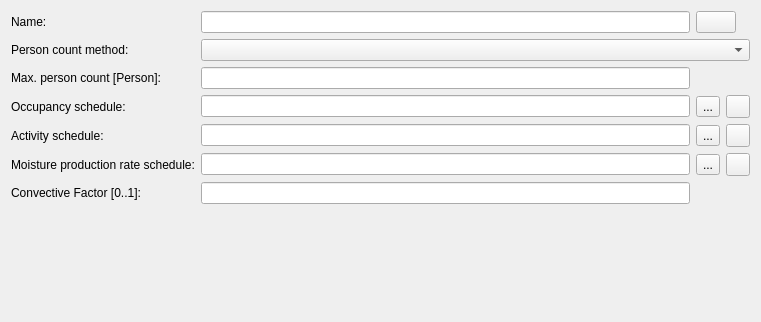
First picture: the form in SIM-VICUS/src/SVDBInternalLoadsPersonEditWidget.ui, repository ghorwin/SIM-VICUS, before the edit.
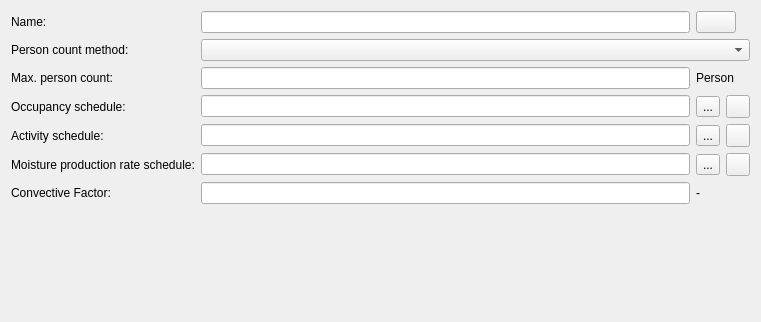
Second picture: the form after the edit. Icons and pictures are not drawn. Custom widgets are drawn as their Qt base class.

```diff
--- a/SIM-VICUS/src/SVDBInternalLoadsPersonEditWidget.ui
+++ b/SIM-VICUS/src/SVDBInternalLoadsPersonEditWidget.ui
@@ -65,7 +65,7 @@
    <item row="2" column="0">
     <widget class="QLabel" name="labelPersonCount">
      <property name="text">
-      <string>Max. person count [Person]:</string>
+      <string>Max. person count:</string>
      </property>
     </widget>
    </item>
@@ -186,7 +186,7 @@
    <item row="6" column="0">
     <widget class="QLabel" name="labelConvectiveFactor">
      <property name="text">
-      <string>Convective Factor [0..1]:</string>
+      <string>Convective Factor:</string>
      </property>
     </widget>
    </item>
@@ -203,6 +203,20 @@
    <item row="7" column="0" colspan="4">
     <widget class="QwtPlot" name="widgetPlot" native="true"/>
    </item>
+   <item row="2" column="2" colspan="2">
+    <widget class="QLabel" name="labelPersonCount_2">
+     <property name="text">
+      <string>Person</string>
+     </property>
+    </widget>
+   </item>
+   <item row="6" column="2" colspan="2">
+    <widget class="QLabel" name="labelConvectiveFactor_2">
+     <property name="text">
+      <string>-</string>
+     </property>
+    </widget>
+   </item>
   </layout>
  </widget>
  <customwidgets>
```
